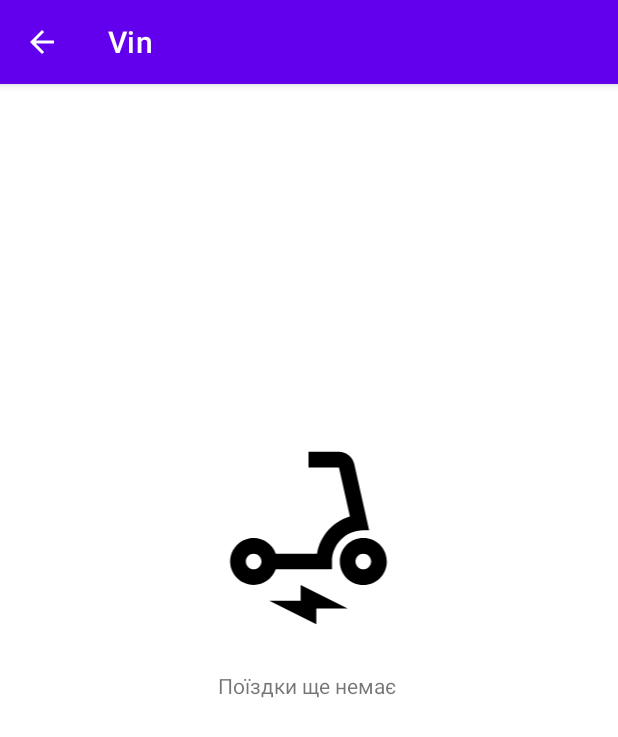
After one commit to Vindener/Vin_App, an Android app: the CurrentTripActivity screen opened directly, with no data from a screen before it, on a phone screen of 412 x 824 dp. The commit adds this screen. Shown: the top 737 px of the screen. Run offline under Robolectric (Android 15) with nearby library versions, the phone set to English and light mode, and no system bars.

Commit message:
Added CurrentTrip and fixes

```diff
--- a/app/build.gradle
+++ b/app/build.gradle
@@ -12,7 +12,7 @@ android {
         minSdk 22
         targetSdk 33
         versionCode 1
-        versionName "0.0.5"
+        versionName "0.0.6"
 
         testInstrumentationRunner "androidx.test.runner.AndroidJUnitRunner"
     }
--- a/app/src/main/AndroidManifest.xml
+++ b/app/src/main/AndroidManifest.xml
@@ -22,9 +22,12 @@
         android:theme="@style/Theme.Vin"
         tools:targetApi="31">
         <activity
+            android:name=".trip.CurrentTripActivity"
+            android:exported="false" />
+        <activity
             android:name=".login.CreateNewUserActivity"
             android:exported="false"
-            android:theme="@style/Theme.Vin.NoActionBar"/>
+            android:theme="@style/Theme.Vin.NoActionBar" />
         <activity
             android:name=".login.VerficationEmailActivity"
             android:exported="false"
--- /dev/null
+++ b/app/src/main/java/com/example/vin/trip/CurrentTripActivity.java
@@ -0,0 +1,111 @@
+package com.example.vin.trip;
+
+import androidx.appcompat.app.ActionBar;
+import androidx.appcompat.app.AppCompatActivity;
+import androidx.constraintlayout.widget.ConstraintLayout;
+
+import android.app.Activity;
+import android.content.Context;
+import android.content.Intent;
+import android.content.SharedPreferences;
+import android.os.Bundle;
+import android.view.MenuItem;
+import android.view.View;
+import android.widget.Button;
+import android.widget.Toast;
+
+import com.example.vin.MainActivity;
+import com.example.vin.R;
+import com.example.vin.maps.MapsFragment;
+
+public class CurrentTripActivity extends AppCompatActivity {
+
+    boolean TripStart = false;
+
+    Button EndTrip;
+
+    ConstraintLayout startedContainer,notStartedContainer;
+
+    @Override
+    protected void onCreate(Bundle savedInstanceState) {
+        super.onCreate(savedInstanceState);
+        setContentView(R.layout.activity_current_trip);
+
+        // Включение кнопки возврата на предыдущую активность
+        ActionBar actionBar = getSupportActionBar();
+        if (actionBar != null) {
+            actionBar.setDisplayHomeAsUpEnabled(true);
+        }
+
+        SharedPreferences sharedPreferences = getSharedPreferences("CurrentTrip", MODE_PRIVATE);
+        TripStart = sharedPreferences.getBoolean("TripStart",false);
+        String TripNum = sharedPreferences.getString("TripNumber","");
+
+        startedContainer = findViewById(R.id.TripNotStartedContainer);
+        notStartedContainer = findViewById(R.id.TripStartedContainer);
+
+        ShowContainer();
+
+        EndTrip = findViewById(R.id.EndTrip);
+
+        EndTrip.setOnClickListener(new View.OnClickListener() {
+            @Override
+            public void onClick(View v) { EndTrip();  }
+        });
+
+
+
+    }
+
+    @Override
+    public boolean onOptionsItemSelected(MenuItem item) {
+        if (item.getItemId() == android.R.id.home) {
+            // Здесь определите действия при нажатии на кнопку возврата
+            onBackPressed(); // Возврат на предыдущую активность
+
+
+            return true;
+        }
+
+        return super.onOptionsItemSelected(item);
+    }
+
+    @Override
+    public void onBackPressed() {
+        Intent resultIntent = new Intent();
+        setResult(Activity.RESULT_OK, resultIntent);
+        finish();
+    }
+
+
+    private void EndTrip(){
+        SharedPreferences sharedPreferences = getSharedPreferences("CurrentTrip", MODE_PRIVATE);
+        SharedPreferences.Editor editor = sharedPreferences.edit();
+        editor.putBoolean("TripStart", false);
+        editor.putString("TripNumber", "");
+
+        editor.apply();
+
+        TripStart = false;
+        ShowContainer();
+    }
+
+    private void ShowContainer(){
+        if (TripStart){
+            Toast.makeText(this, "Поїздка іде!", Toast.LENGTH_SHORT).show();
+
+            startedContainer.setVisibility(View.GONE);
+
+            // Показать startedContainer
+            notStartedContainer.setVisibility(View.VISIBLE);
+        }
+        else{
+            Toast.makeText(this, "Поїздка не іде!", Toast.LENGTH_SHORT).show();
+            // Скрыть startedContainer
+            notStartedContainer.setVisibility(View.GONE);
+
+            // Показать notStartedContainer
+            startedContainer.setVisibility(View.VISIBLE);
+        }
+    }
+}
--- /dev/null
+++ b/app/src/main/res/layout/activity_current_trip.xml
@@ -0,0 +1,84 @@
+<?xml version="1.0" encoding="utf-8"?>
+<androidx.constraintlayout.widget.ConstraintLayout xmlns:android="http://schemas.android.com/apk/res/android"
+    xmlns:app="http://schemas.android.com/apk/res-auto"
+    xmlns:tools="http://schemas.android.com/tools"
+    android:layout_width="match_parent"
+    android:layout_height="match_parent"
+    tools:context=".ui.profile.ProfileFragment">
+
+    <androidx.constraintlayout.widget.ConstraintLayout
+        android:id="@+id/TripNotStartedContainer"
+        android:layout_width="match_parent"
+        android:layout_height="match_parent">
+
+        <ImageView
+            android:id="@+id/imageView6"
+            android:layout_width="134dp"
+            android:layout_height="125dp"
+            android:layout_marginStart="138dp"
+            android:layout_marginTop="240dp"
+            android:layout_marginEnd="139dp"
+            android:src="@drawable/ic_electric_scooter"
+            app:layout_constraintEnd_toEndOf="parent"
+            app:layout_constraintStart_toStartOf="parent"
+            app:layout_constraintTop_toTopOf="parent" />
+
+        <TextView
+            android:id="@+id/textView9"
+            android:layout_width="wrap_content"
+            android:layout_height="wrap_content"
+            android:layout_marginStart="175dp"
+            android:layout_marginTop="26dp"
+            android:layout_marginEnd="178dp"
+            android:text="Поїздки ще немає"
+            app:layout_constraintEnd_toEndOf="parent"
+            app:layout_constraintStart_toStartOf="parent"
+            app:layout_constraintTop_toBottomOf="@+id/imageView6" />
+
+    </androidx.constraintlayout.widget.ConstraintLayout>
+
+    <androidx.constraintlayout.widget.ConstraintLayout
+        android:id="@+id/TripStartedContainer"
+        android:layout_width="match_parent"
+        android:layout_height="match_parent">
+
+        <ImageView
+            android:id="@+id/imageView61"
+            android:layout_width="134dp"
+            android:layout_height="125dp"
+            android:layout_marginStart="138dp"
+            android:layout_marginTop="240dp"
+            android:layout_marginEnd="139dp"
+            android:src="@drawable/ic_electric_scooter"
+            app:layout_constraintEnd_toEndOf="parent"
+            app:layout_constraintStart_toStartOf="parent"
+            app:layout_constraintTop_toTopOf="parent" />
+
+        <TextView
+            android:id="@+id/textView91"
+            android:layout_width="wrap_content"
+            android:layout_height="wrap_content"
+            android:layout_marginStart="175dp"
+            android:layout_marginTop="26dp"
+            android:layout_marginEnd="178dp"
+            android:text="Поїздка іде"
+            app:layout_constraintEnd_toEndOf="parent"
+            app:layout_constraintStart_toStartOf="parent"
+            app:layout_constraintTop_toBottomOf="@+id/imageView61" />
+
+        <Button
+            android:id="@+id/EndTrip"
+            android:layout_width="wrap_content"
+            android:layout_height="wrap_content"
+            android:layout_marginStart="156dp"
+            android:layout_marginEnd="161dp"
+            android:layout_marginBottom="99dp"
+            android:text="Закінчити поїздку"
+            app:layout_constraintBottom_toBottomOf="parent"
+            app:layout_constraintEnd_toEndOf="parent"
+            app:layout_constraintStart_toStartOf="parent" />
+
+    </androidx.constraintlayout.widget.ConstraintLayout>
+
+
+</androidx.constraintlayout.widget.ConstraintLayout>
--- a/app/src/main/res/layout/bottom_sheet_layout.xml
+++ b/app/src/main/res/layout/bottom_sheet_layout.xml
@@ -33,7 +33,7 @@
         android:orientation="horizontal">
 
         <Button
-            android:id="@+id/button1"
+            android:id="@+id/StartTrip"
             android:layout_width="wrap_content"
             android:layout_height="wrap_content"
             android:text="Поїхали" />
--- a/app/src/main/res/menu/activity_main_drawer.xml
+++ b/app/src/main/res/menu/activity_main_drawer.xml
@@ -8,6 +8,11 @@
             android:id="@+id/nav_profile"
             android:icon="@drawable/ic_menu_gallery"
             android:title="Профіль"
+            tools:ignore="DuplicateIds" />
+        <item
+            android:id="@+id/nav_current_trip"
+            android:icon="@drawable/ic_menu_gallery"
+            android:title="Поточна поїздка"
             tools:ignore="DuplicateIds" />
         <item
             android:id="@+id/nav_gallery"
--- a/app/src/main/res/navigation/mobile_navigation.xml
+++ b/app/src/main/res/navigation/mobile_navigation.xml
@@ -23,6 +23,12 @@
         tools:layout="@layout/fragment_list" />
 
     <fragment
+        android:id="@+id/nav_current_trip"
+        android:name="com.example.vin.trip.CurrentTripFragment"
+        android:label="Поточна поїздка"
+        tools:layout="@layout/fragment_current_trip" />
+
+    <fragment
         android:id="@+id/nav_logout"
         android:name="com.example.vin.ui.logout.LogOutFragment"
         android:label="Вихід"
```
Also changed, not shown: app/src/main/java/com/example/vin/maps/MapsFragment.java (+108 -12 lines), app/src/main/java/com/example/vin/trip/CurrentTripFragment.java (added, +75 -0 lines), app/src/main/res/layout/fragment_current_trip.xml (added, +86 -0 lines), app/src/main/res/layout/fragment_maps.xml (+18 -0 lines), app/src/main/res/layout/nav_header_main.xml (+0 -8 lines).
